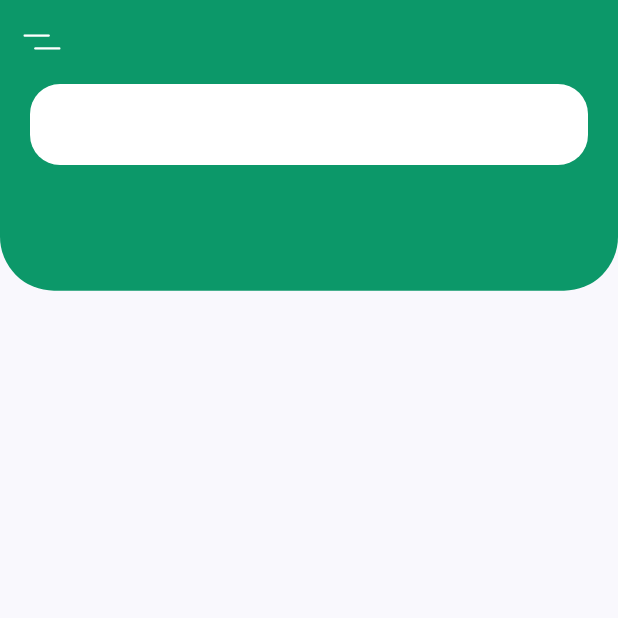
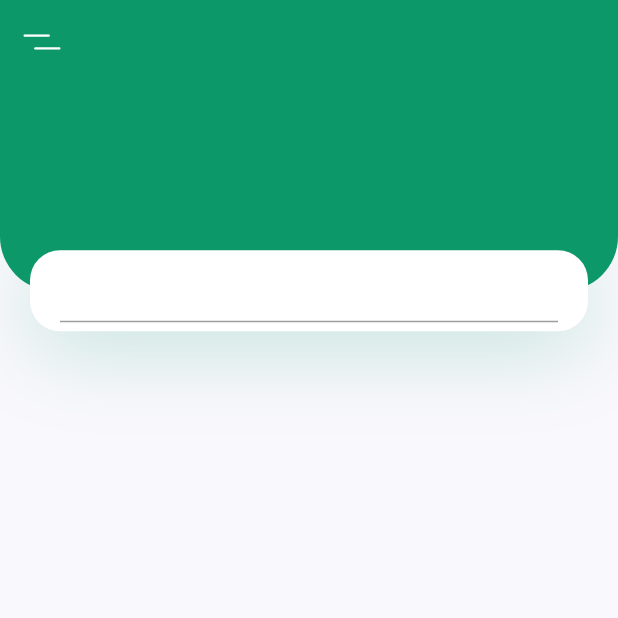
Before and after one commit to jantapabh/Plant-App, a Flutter app: the screen it shows after launch, on a phone screen of 412 x 824 dp, the top half of it. Run offline on Flutter 3.47's test engine with Material 2 defaults, Android fonts, the phone set to English and light mode, and no system bars; our stand-ins replace flutter_svg.

Commit message:
add commit

```diff
--- a/lib/screen/components/body.dart
+++ b/lib/screen/components/body.dart
@@ -20,14 +20,25 @@ class Body extends StatelessWidget {
                         bottomLeft: Radius.circular(36),
                         bottomRight: Radius.circular(36))),
               ),
-              Positioned(child:
+              Positioned(
+                bottom: 0,
+                left: 0,
+                right: 0,
+                child:
                Container(
                 margin: EdgeInsets.symmetric(horizontal: kDefaultPadding),
+                padding: EdgeInsets.symmetric(horizontal: kDefaultPadding),
                 height: 54,
                 decoration: BoxDecoration(
                   color: Colors.white,
                   borderRadius: BorderRadius.circular(20),
+                  boxShadow: [BoxShadow(
+                    offset: Offset(0, 10),
+                    blurRadius: 50,
+                    color: kPrimaryColor.withOpacity(0.23)
+                  ), ]
                 ),
+                child: TextField(),
               ),
               ),
             ],
```
